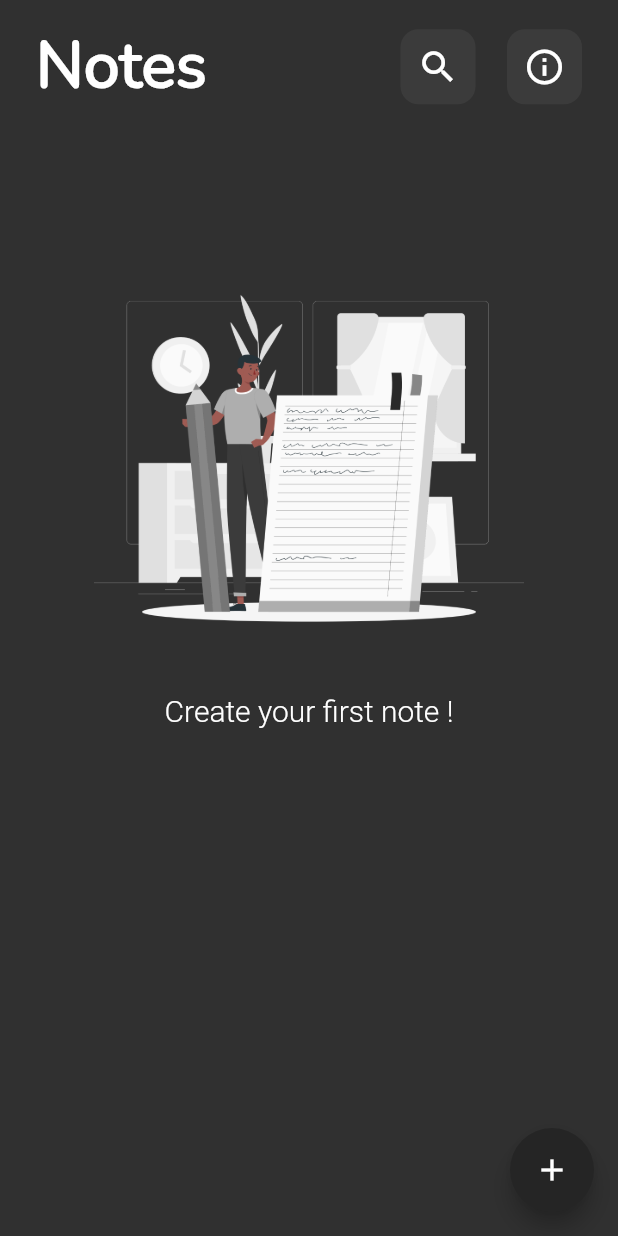
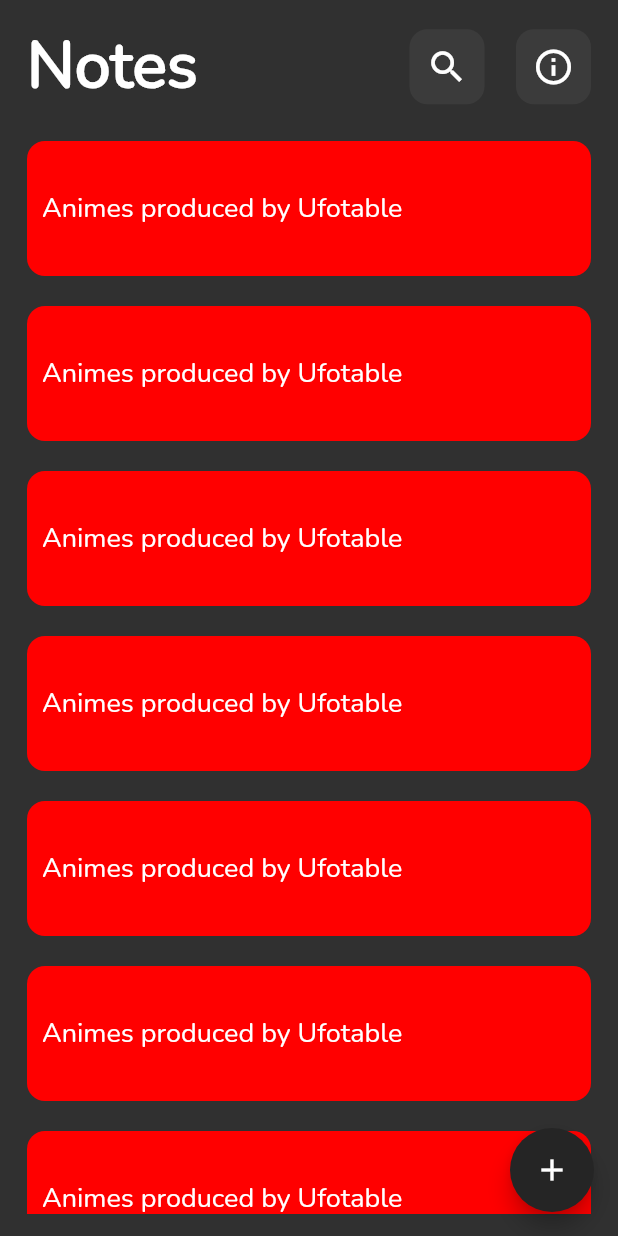
Before and after one commit to A7medK7aled1/notes, a Flutter app: the screen it shows after launch, on a phone screen of 412 x 824 dp. Run offline on Flutter 3.47's test engine with Material 3 defaults, Android fonts, the phone set to English and light mode, and no system bars.

Commit message:
refactor home view layout and add CustomNoteCard widget and create listview

```diff
--- a/lib/views/home/widgets/custom_app_bar.dart
+++ b/lib/views/home/widgets/custom_app_bar.dart
@@ -6,9 +6,7 @@ class CustomAppBar extends StatelessWidget {
 
   @override
   Widget build(BuildContext context) {
-    return Padding(
-      padding: const EdgeInsets.symmetric(horizontal: 24, vertical: 15),
-      child: Row(
+    return Row(
       mainAxisAlignment: MainAxisAlignment.spaceBetween,
       children: [
         const Text(
@@ -27,7 +25,6 @@ class CustomAppBar extends StatelessWidget {
           ],
         ),
       ],
-      ),
     );
   }
 }
--- /dev/null
+++ b/lib/views/home/widgets/custom_note_card.dart
@@ -0,0 +1,44 @@
+import 'package:flutter/material.dart';
+
+class CustomNoteCard extends StatelessWidget {
+  // Add const constructor with named parameters for better flexibility
+  const CustomNoteCard({
+    super.key,
+    this.backgroundColor = const Color.fromARGB(255, 255, 0, 0),
+    this.text = 'Animes produced by Ufotable',
+  });
+
+  // Define properties as final for immutability
+
+  final Color backgroundColor;
+  final String text;
+
+  @override
+  Widget build(BuildContext context) {
+    return Container(
+      height: 90,
+      width: double.infinity,
+      margin: const EdgeInsets.only(top: 20),
+      decoration: BoxDecoration(
+        borderRadius: BorderRadius.circular(12),
+        color: backgroundColor,
+      ),
+      child: Padding(
+        // Use const padding since values are fixed
+        padding: const EdgeInsets.all(10), // Simplified symmetric padding
+        child: Align(
+          // Consider removing Align if left alignment is always needed
+          alignment: Alignment.centerLeft,
+          child: Text(
+            maxLines: 2,
+            text,
+            style: const TextStyle(
+                fontSize: 18,
+                fontFamily: 'Nunito',
+                overflow: TextOverflow.ellipsis),
+          ),
+        ),
+      ),
+    );
+  }
+}
--- a/lib/views/home/widgets/empty_note.dart
+++ b/lib/views/home/widgets/empty_note.dart
@@ -7,6 +7,7 @@ class EmptyNotes extends StatelessWidget {
   Widget build(BuildContext context) {
     return Column(
       children: [
+        SizedBox(height: 80),
         SizedBox(
           height: 287,
           width: 350,
--- a/lib/views/home/widgets/home_view_body.dart
+++ b/lib/views/home/widgets/home_view_body.dart
@@ -1,6 +1,6 @@
 import 'package:flutter/material.dart';
 import 'package:notes/views/home/widgets/custom_app_bar.dart';
-
+import 'package:notes/views/home/widgets/custom_note_card.dart';
 import 'empty_note.dart';
 
 class HomeViewBody extends StatelessWidget {
@@ -17,13 +17,27 @@ class HomeViewBody extends StatelessWidget {
           color: Colors.white,
         ),
       ),
-      body: const SafeArea(
-        child: Column(
-          children: [
-            CustomAppBar(),
-            SizedBox(height: 80),
-            EmptyNotes(),
-          ],
+      body: SafeArea(
+        child: Padding(
+          padding: EdgeInsets.symmetric(horizontal: 18, vertical: 15),
+          child: Column(
+            children: [
+              const CustomAppBar(),
+              Expanded(
+                child: ListView.builder(
+                  padding: EdgeInsets.zero,
+                  itemCount: 15,
+                  itemBuilder: (context, index) {
+                    return Column(
+                      children: [
+                        CustomNoteCard(),
+                      ],
+                    );
+                  },
+                ),
+              ),
+            ],
+          ),
         ),
       ),
     );
```
Lines whose indentation alone changed are shown as unchanged.
